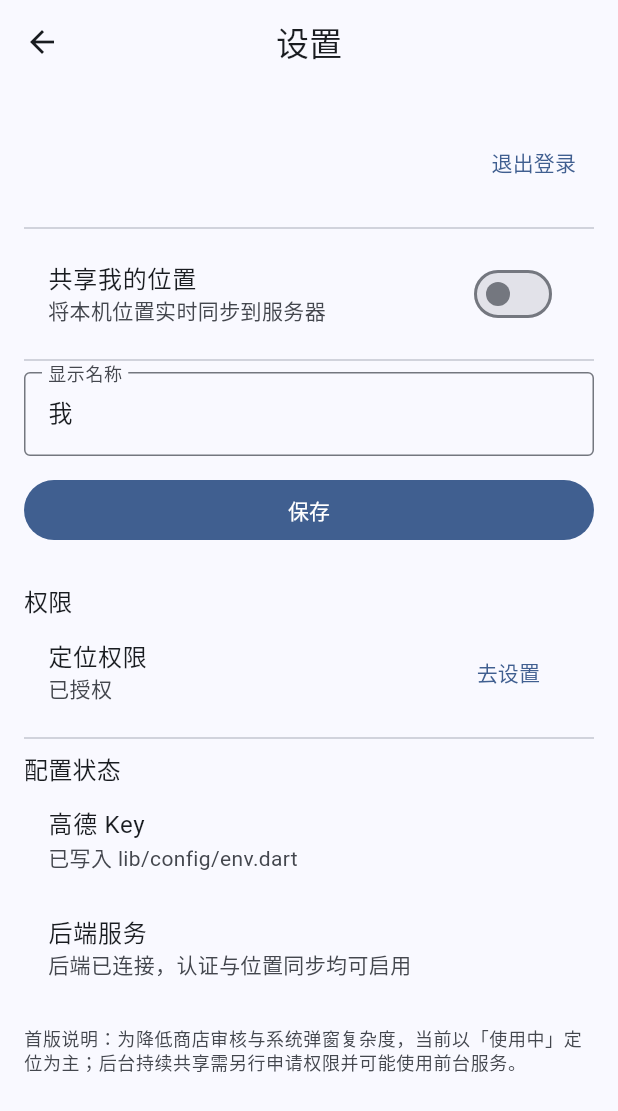
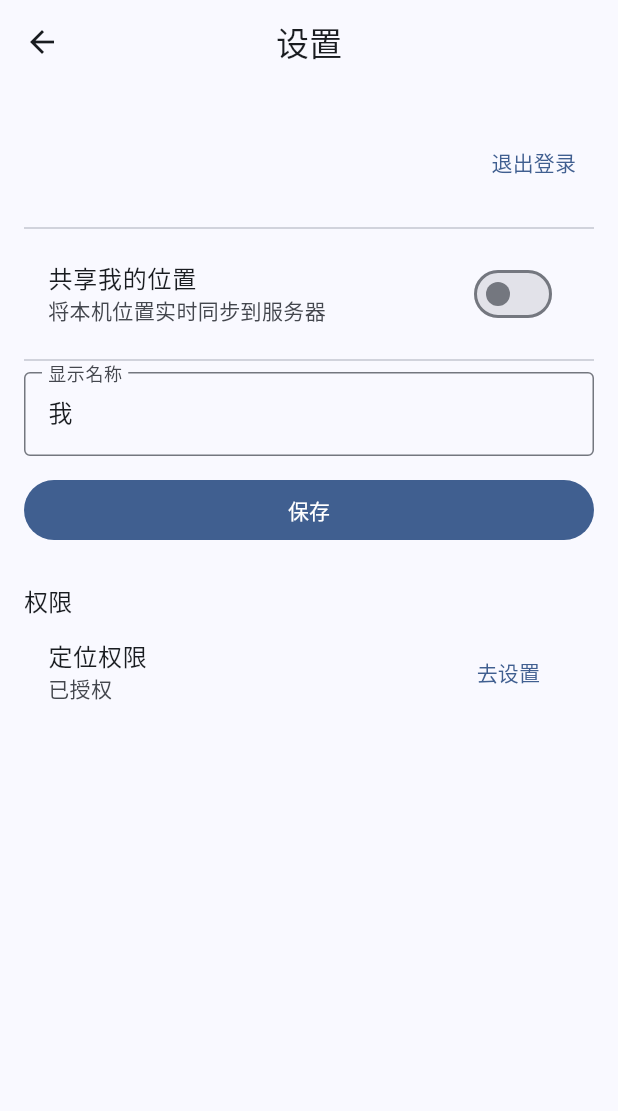
Before and after one commit to qiangzengli/location_share, a Flutter app: the SettingsScreen screen opened directly, on a phone screen of 412 x 824 dp. Shown: the top 1111 px of the screen. Run offline on Flutter 3.47's test engine with Material 3 defaults, Android fonts, the phone set to English and light mode, and no system bars; our stand-ins replace permission_handler, plugin_platform_interface, shared_preferences, stream_transform; missing offline and left inert: x_amap_flutter_base, x_amap_flutter_location; accounts and stored records are empty.

Commit message:
fix: sharing toggle, JWT auto-refresh, settings cleanup, add CLAUDE.md
- Fix sharing switch unable to turn off by calling notifyListeners()
  before awaiting async pipeline stop (which blocks on in-flight HTTP)
- Add JWT auto-refresh: decode payload exp claim, refresh when < 60s remaining
- Remove obsolete config status section and Navigator.pop from settings
- Add CLAUDE.md project documentation for cross-device context
- Add backend Dockerfile and docker-compose.yml

Co-Authored-By: Claude Opus 4.6 <noreply@anthropic.com>

```diff
--- a/lib/screens/settings_screen.dart
+++ b/lib/screens/settings_screen.dart
@@ -46,9 +46,6 @@ class _SettingsScreenState extends State<SettingsScreen> {
                   ? null
                   : () async {
                       await context.read<AuthController>().signOut();
-                      if (context.mounted) {
-                        Navigator.of(context).pop();
-                      }
                     },
               child: const Text('退出登录'),
             ),
@@ -103,29 +100,6 @@ class _SettingsScreenState extends State<SettingsScreen> {
               );
             },
           ),
-          const Divider(),
-          Text(
-            '配置状态',
-            style: Theme.of(context).textTheme.titleMedium,
-          ),
-          ListTile(
-            title: const Text('高德 Key'),
-            subtitle: const Text('已写入 lib/config/env.dart'),
-          ),
-          ListTile(
-            title: const Text('后端服务'),
-            subtitle: Text(
-              c.hasSyncBackend ? '后端已连接，认证与位置同步均可启用' : '后端未连接',
-            ),
-          ),
-          const SizedBox(height: 16),
-          Text(
-            '首版说明：为降低商店审核与系统弹窗复杂度，当前以「使用中」定位为主；'
-            '后台持续共享需另行申请权限并可能使用前台服务。',
-            style: Theme.of(context).textTheme.bodySmall?.copyWith(
-                  color: Theme.of(context).colorScheme.onSurfaceVariant,
-                ),
-          ),
         ],
       ),
     );
```
Also changed, not shown: lib/providers/sharing_controller.dart (+10 -6 lines), lib/services/http_auth_service.dart (+46 -1 lines), 3 other files.
